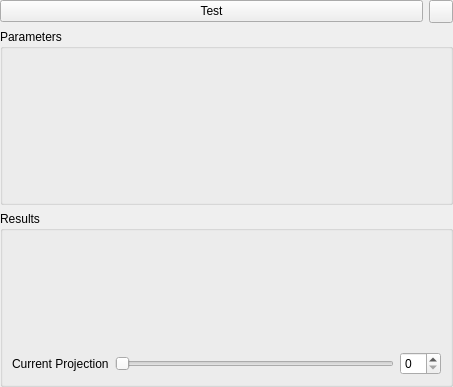
First picture: the form in AcfSln/Include/iqtipr/CMultiLineProjectionSupplierGuiComp.ui, repository ImagingTools/AcfPublic, before the edit.
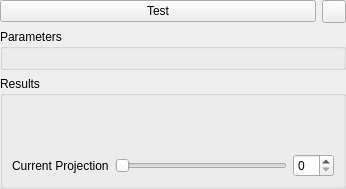
Second picture: the form after the edit. Icons and pictures are not drawn.

Diff of the .ui file:
```diff
--- a/AcfSln/Include/iqtipr/CMultiLineProjectionSupplierGuiComp.ui
+++ b/AcfSln/Include/iqtipr/CMultiLineProjectionSupplierGuiComp.ui
@@ -6,32 +6,24 @@
    <rect>
     <x>0</x>
     <y>0</y>
-    <width>453</width>
-    <height>387</height>
+    <width>346</width>
+    <height>173</height>
    </rect>
   </property>
   <layout class="QGridLayout" name="gridLayout">
    <property name="margin">
     <number>0</number>
    </property>
-   <item row="0" column="0">
-    <widget class="QPushButton" name="TestButton">
-     <property name="sizePolicy">
-      <sizepolicy hsizetype="Minimum" vsizetype="Fixed">
-       <horstretch>0</horstretch>
-       <verstretch>0</verstretch>
-      </sizepolicy>
-     </property>
-     <property name="text">
-      <string>Test</string>
-     </property>
-     <property name="icon">
-      <iconset resource="../../../Acf/Include/iqtgui/iqtgui.qrc">
-       <normaloff>:/Icons/Play</normaloff>:/Icons/Play</iconset>
-     </property>
-    </widget>
-   </item>
-   <item row="2" column="0" colspan="2">
+   <property name="topMargin">
+    <number>0</number>
+   </property>
+   <property name="rightMargin">
+    <number>0</number>
+   </property>
+   <property name="bottomMargin">
+    <number>0</number>
+   </property>
+   <item row="1" column="0" colspan="3">
     <widget class="QGroupBox" name="ParamsFrame">
      <property name="sizePolicy">
       <sizepolicy hsizetype="Preferred" vsizetype="Minimum">
@@ -45,27 +37,7 @@
      <layout class="QVBoxLayout" name="verticalLayout"/>
     </widget>
    </item>
-   <item row="0" column="1">
-    <widget class="QToolButton" name="AutoUpdateButton">
-     <property name="sizePolicy">
-      <sizepolicy hsizetype="Fixed" vsizetype="Minimum">
-       <horstretch>0</horstretch>
-       <verstretch>0</verstretch>
-      </sizepolicy>
-     </property>
-     <property name="text">
-      <string/>
-     </property>
-     <property name="icon">
-      <iconset resource="../../../Acf/Include/iqtgui/iqtgui.qrc">
-       <normaloff>:/Icons/AutoUpdate</normaloff>:/Icons/AutoUpdate</iconset>
-     </property>
-     <property name="checkable">
-      <bool>true</bool>
-     </property>
-    </widget>
-   </item>
-   <item row="3" column="0" colspan="2">
+   <item row="2" column="0" colspan="3">
     <widget class="QGroupBox" name="ResultsGB">
      <property name="title">
       <string>Results</string>
@@ -116,6 +88,43 @@
      </layout>
     </widget>
    </item>
+   <item row="0" column="2">
+    <widget class="QToolButton" name="AutoUpdateButton">
+     <property name="sizePolicy">
+      <sizepolicy hsizetype="Fixed" vsizetype="Minimum">
+       <horstretch>0</horstretch>
+       <verstretch>0</verstretch>
+      </sizepolicy>
+     </property>
+     <property name="text">
+      <string/>
+     </property>
+     <property name="icon">
+      <iconset resource="../../../Acf/Include/iqtgui/iqtgui.qrc">
+       <normaloff>:/Icons/AutoUpdate</normaloff>:/Icons/AutoUpdate</iconset>
+     </property>
+     <property name="checkable">
+      <bool>true</bool>
+     </property>
+    </widget>
+   </item>
+   <item row="0" column="0" colspan="2">
+    <widget class="QPushButton" name="TestButton">
+     <property name="sizePolicy">
+      <sizepolicy hsizetype="Minimum" vsizetype="Fixed">
+       <horstretch>0</horstretch>
+       <verstretch>0</verstretch>
+      </sizepolicy>
+     </property>
+     <property name="text">
+      <string>Test</string>
+     </property>
+     <property name="icon">
+      <iconset resource="../../../Acf/Include/iqtgui/iqtgui.qrc">
+       <normaloff>:/Icons/Play</normaloff>:/Icons/Play</iconset>
+     </property>
+    </widget>
+   </item>
   </layout>
  </widget>
  <resources>
```
Left out of the diff: 13 changed lines with no effect on the pictures.
